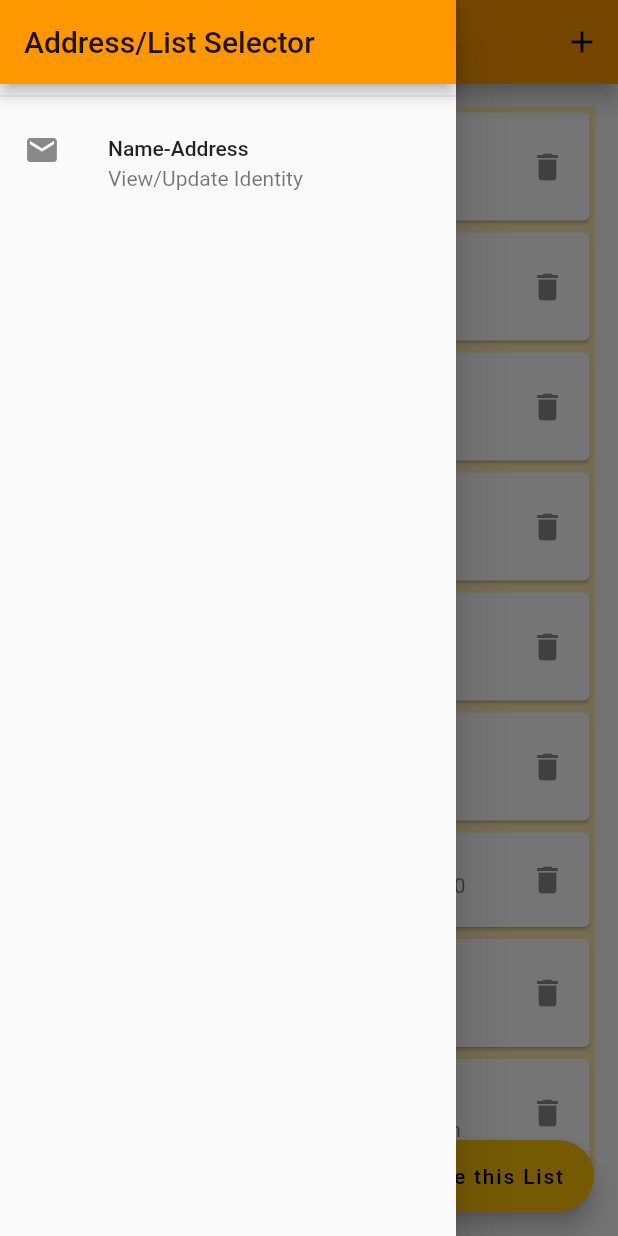
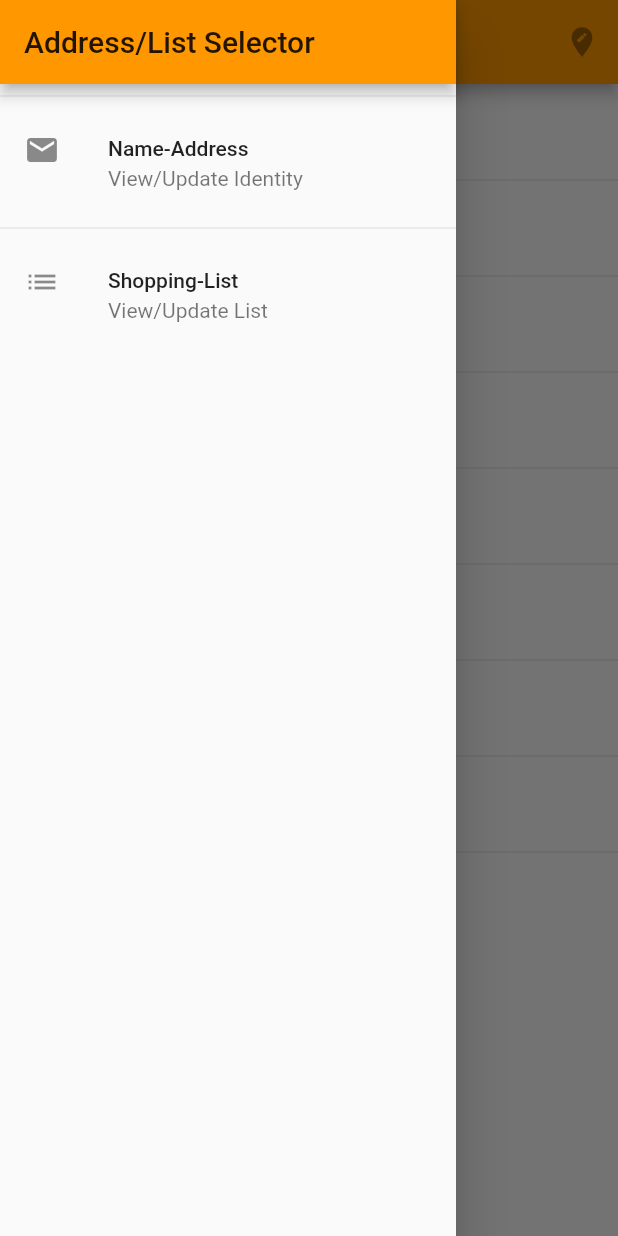
Before and after one commit to ashishkarki/Flutter_ShoppingItems_ShareApp, a Flutter app: the screen it shows after launch, with the side drawer open, on a phone screen of 412 x 824 dp. Run offline on Flutter 3.47's test engine with Material 2 defaults, Android fonts, the phone set to English and light mode, and no system bars; our stand-ins replace share.

Commit message:
Implemented nameAddress_view_scrreen, more ongoing work

```diff
--- a/lib/main.dart
+++ b/lib/main.dart
@@ -3,8 +3,10 @@ import 'package:provider/provider.dart';
 
 import './models_providers/shopping_items_provider.dart';
 import './models_providers/app_state_provider.dart';
+import './models_providers/name_address_provider.dart';
 
-import './screens/main_view_screen.dart';
+import './screens/nameAddress_view_screen.dart';
+import './screens/shopping_list_screen.dart';
 import 'screens/shopping_item_editor_screen.dart';
 
 void main() => runApp(MyApp());
@@ -20,6 +22,9 @@ class MyApp extends StatelessWidget {
         ChangeNotifierProvider.value(
           value: AppStateProvider(),
         ),
+        ChangeNotifierProvider.value(
+          value: NameAddressProvider(),
+        ),
       ],
       child: MaterialApp(
         title: 'some title',
@@ -27,10 +32,12 @@ class MyApp extends StatelessWidget {
           primarySwatch: Colors.orange,
           accentColor: Colors.amber,
         ),
-        home: MainViewScreen(),
+        home: NameAddressViewScreen(),
         routes: {
+          ShoppingListScreen.routeName: (ctx) => ShoppingListScreen(),
           ShoppingItemEditorScreen.routeName: (ctx) =>
               ShoppingItemEditorScreen(),
+          NameAddressViewScreen.routeName: (ctx) => NameAddressViewScreen(),
         },
       ),
     );
--- /dev/null
+++ b/lib/models_providers/name_address_provider.dart
@@ -0,0 +1,62 @@
+import 'package:flutter/cupertino.dart';
+
+class NameAddress {
+  final String firstName;
+  final String middleName;
+  final String lastName;
+  final String street;
+  final String city;
+  final String stateOrProvince;
+  final String nearestLandmark;
+  final String contactPhone1;
+  final String contactPhone2;
+
+  const NameAddress({
+    @required this.firstName,
+    this.middleName,
+    @required this.lastName,
+    @required this.street,
+    @required this.city,
+    @required this.stateOrProvince,
+    @required this.nearestLandmark,
+    @required this.contactPhone1,
+    this.contactPhone2,
+  });
+
+  NameAddress.clone(NameAddress nameAddress)
+      : this(
+          firstName: nameAddress.firstName,
+          middleName: nameAddress.middleName,
+          lastName: nameAddress.lastName,
+          street: nameAddress.street,
+          city: nameAddress.city,
+          stateOrProvince: nameAddress.stateOrProvince,
+          nearestLandmark: nameAddress.nearestLandmark,
+          contactPhone1: nameAddress.contactPhone1,
+          contactPhone2: nameAddress.contactPhone2,
+        );
+}
+
+class NameAddressProvider with ChangeNotifier {
+  static final NameAddress _initValue = NameAddress(
+    firstName: '<Your-first-name>',
+    lastName: '',
+    middleName: 'singh',
+    street: 'hallu ballu road of jhandu city',
+    city: '',
+    stateOrProvince: '',
+    nearestLandmark: 'Regenty-Saty Paisa Kamau School',
+    contactPhone1: '9841297859',
+    contactPhone2: '',
+  );
+
+  NameAddress _item = _initValue;
+
+  NameAddress get item {
+    return NameAddress.clone(_item);
+  }
+
+  set item(NameAddress newNameAdd) {
+    _item = newNameAdd;
+  }
+}
--- /dev/null
+++ b/lib/screens/nameAddress_view_screen.dart
@@ -0,0 +1,111 @@
+import 'package:flutter/material.dart';
+import 'package:provider/provider.dart';
+import 'package:shopping_items_share/widget/shopping_app_drawer.dart';
+
+import '../models_providers/name_address_provider.dart';
+
+class NameAddressViewScreen extends StatelessWidget {
+  static final routeName = '/name-address';
+
+  @override
+  Widget build(BuildContext context) {
+    final themeData = Theme.of(context);
+    final NameAddressProvider nameAddProvider =
+        Provider.of<NameAddressProvider>(context);
+    final NameAddress nameAddressItem = nameAddProvider.item;
+
+    return Scaffold(
+      appBar: AppBar(
+        title: Text(
+          'View/Update Name-Address',
+          style: TextStyle(
+            fontSize: 12,
+          ),
+        ),
+        actions: <Widget>[
+          IconButton(
+            icon: Icon(Icons.edit_location),
+            onPressed: null,
+          ),
+        ],
+      ),
+      body: ListView(
+        children: ListTile.divideTiles(
+          context: context,
+          tiles: [
+            ListTile(
+              title: Text(
+                nameAddressItem.firstName,
+              ),
+              subtitle: Text(
+                'First Name',
+              ),
+              dense: true,
+            ),
+            ListTile(
+              title: Text(
+                nameAddressItem.middleName,
+              ),
+              subtitle: Text(
+                'Middle Name',
+              ),
+              dense: true,
+            ),
+            ListTile(
+              title: Text(
+                nameAddressItem.lastName,
+              ),
+              subtitle: Text(
+                'Last Name',
+              ),
+              dense: true,
+            ),
+            ListTile(
+              title: Text(
+                nameAddressItem.street,
+              ),
+              subtitle: Text('Street'),
+              dense: true,
+            ),
+            ListTile(
+              title: Text(
+                nameAddressItem.city,
+              ),
+              subtitle: Text('City: '),
+              dense: true,
+            ),
+            ListTile(
+              title: Text(
+                nameAddressItem.stateOrProvince,
+              ),
+              subtitle: Text('Street/Province Name: '),
+              dense: true,
+            ),
+            ListTile(
+              title: Text(
+                nameAddressItem.nearestLandmark,
+              ),
+              subtitle: Text('Nearest Landmark: '),
+              dense: true,
+            ),
+            ListTile(
+              title: Text(
+                nameAddressItem.contactPhone1,
+              ),
+              subtitle: Text('Contact 1: '),
+              dense: true,
+            ),
+            ListTile(
+              title: Text(
+                nameAddressItem.contactPhone2,
+              ),
+              subtitle: Text('Contact 2(if available): '),
+              dense: true,
+            ),
+          ],
+        ).toList(),
+      ),
+      drawer: ShoppingAppDrawer(),
+    );
+  }
+}
--- a/lib/screens/main_view_screen.dart
+++ b/lib/screens/shopping_list_screen.dart
@@ -8,12 +8,9 @@ import '../models_providers/shopping_items_provider.dart';
 import '../screens/shopping_item_editor_screen.dart';
 import '../widget/shopping_items_view.dart';
 
-class MainViewScreen extends StatefulWidget {
-  @override
-  _MainViewScreenState createState() => _MainViewScreenState();
-}
+class ShoppingListScreen extends StatelessWidget {
+  static final routeName = '/shopping-list';
 
-class _MainViewScreenState extends State<MainViewScreen> {
   @override
   Widget build(BuildContext context) {
     final navState = Navigator.of(context);
@@ -23,13 +20,6 @@ class _MainViewScreenState extends State<MainViewScreen> {
     return Scaffold(
       appBar: AppBar(
         elevation: 6,
-        // leading: GestureDetector(
-        //   child: IconButton(
-        //     icon: Icon(Icons.mail),
-        //     tooltip: "Click to add/update your address",
-        //     onPressed: () => showMyAlert(context),
-        //   ),
-        // ),
         title: Text(APP_TITLE_STRING),
         actions: <Widget>[
           IconButton(
@@ -53,23 +43,6 @@ class _MainViewScreenState extends State<MainViewScreen> {
           );
         },
       ),
-      // children: <Widget>[
-      //   ...shopItemsProvider.items
-      //       .map(
-      //         (ShoppingItem shoppingItem) => ShoppingItemsViewWidget(
-      //           shoppingItem,
-      //         ),
-      //       )
-      //       .toList(),
-      // const Padding(
-      //   padding: EdgeInsets.only(
-      //     top: 20.0,
-      //   ),
-      // ),
-      // ShareComponentWidget(),
-      //],
-      //),
-      //),
       floatingActionButton: FloatingActionButton.extended(
         onPressed: () {
           final RenderBox box = context.findRenderObject();
--- a/lib/widget/shopping_app_drawer.dart
+++ b/lib/widget/shopping_app_drawer.dart
@@ -1,4 +1,7 @@
 import 'package:flutter/material.dart';
+import 'package:shopping_items_share/screens/shopping_list_screen.dart';
+
+import '../screens/nameAddress_view_screen.dart';
 
 class ShoppingAppDrawer extends StatelessWidget {
   @override
@@ -17,7 +20,17 @@ class ShoppingAppDrawer extends StatelessWidget {
             leading: Icon(Icons.mail),
             title: Text('Name-Address'),
             subtitle: Text('View/Update Identity'),
-            onTap: () => navState.pushReplacementNamed('/'),
+            onTap: () => navState.pushReplacementNamed(
+              NameAddressViewScreen.routeName,
+            ),
+          ),
+          Divider(),
+          ListTile(
+            leading: Icon(Icons.list),
+            title: Text('Shopping-List'),
+            subtitle: Text('View/Update List'),
+            onTap: () =>
+                navState.pushReplacementNamed(ShoppingListScreen.routeName),
           ),
         ],
       ),
```
